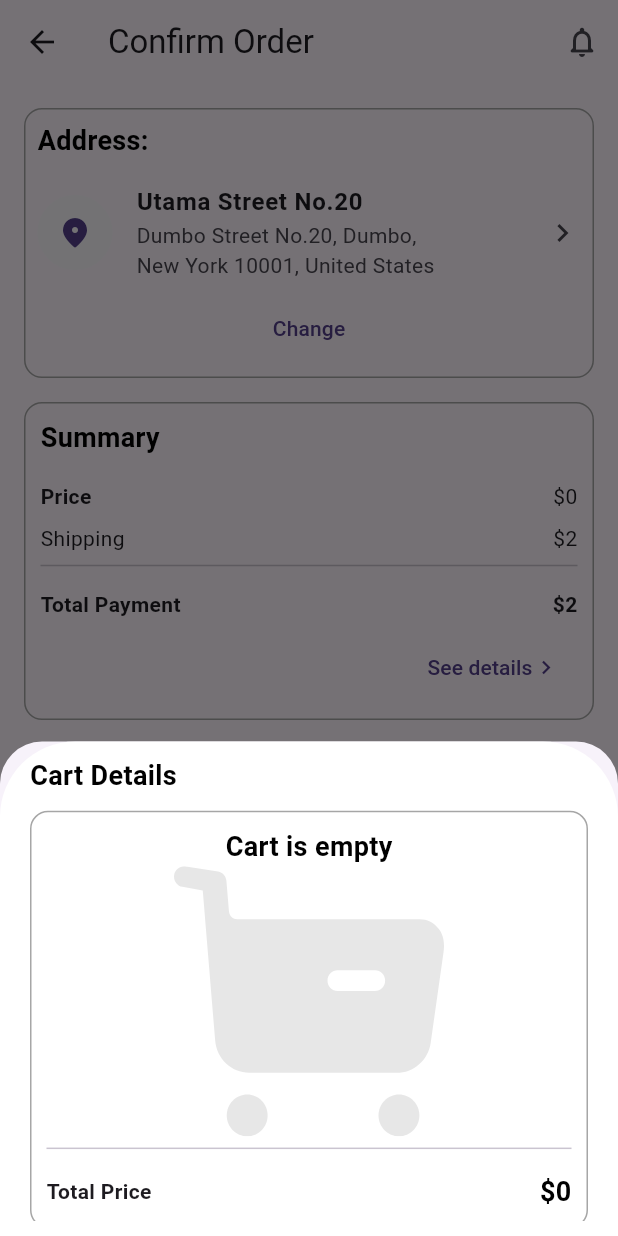
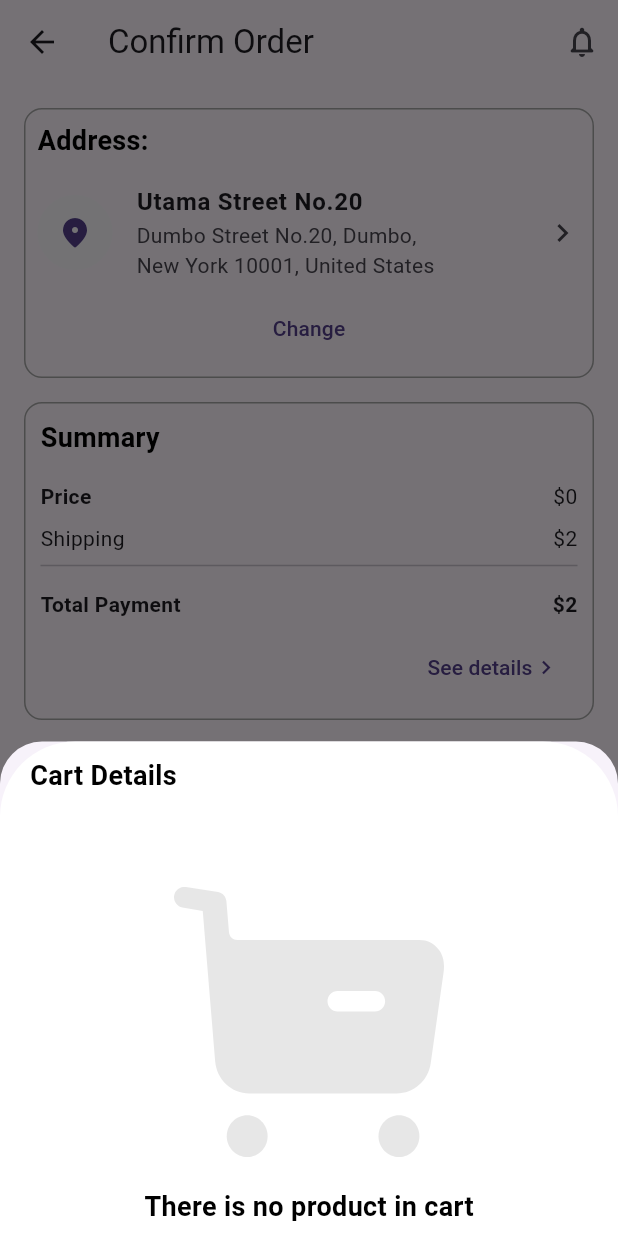
Before and after one commit to ahmedyaser12/bazar, a Flutter app: the ConfirmOrderScreen screen opened directly, after a tap on "See details", on a phone screen of 412 x 824 dp. Run offline on Flutter 3.47's test engine with Material 3 defaults, Android fonts, the phone set to English and light mode, and no system bars; our stand-ins replace bloc, cached_network_image, cloud_firestore, device_preview, dio, dots_indicator and 13 more; missing offline and left inert: flutter_paypal_checkout, read_more_text; accounts and stored records are empty.

Commit message:
finish cartProduct

```diff
--- a/lib/screens/book_detailes_screen/logic/book_details_cubit.dart
+++ b/lib/screens/book_detailes_screen/logic/book_details_cubit.dart
@@ -39,7 +39,7 @@ class BookDetailsCubit extends Cubit<BookDetailsState> {
         'id': bookDetails!.id,
         'num': number,
         'name': bookDetails!.name,
-        'price': int.parse(bookDetails!.id.toString().substring(0, 2)) * number,
+        'price': int.parse(bookDetails!.id.toString().substring(0, 2)),
         'cover': bookDetails!.image,
       });
       //     .setDocument('Card', CacheHelper().getData(key: ApiKey.id), {
--- a/lib/screens/cart_screen/logic/card_screen_state.dart
+++ b/lib/screens/cart_screen/logic/card_screen_state.dart
@@ -20,6 +20,12 @@ class RemoveItem extends CardScreenState {
   RemoveItem(this.cartList, this.totalPrice);
 }
 
+class UpdateNumberOfItems extends CardScreenState {
+  final int totalPrice;
+
+  UpdateNumberOfItems(this.totalPrice);
+}
+
 class AddNum extends CardScreenState {
   final int num;
 
--- a/lib/screens/cart_screen/ui/widget/cart_details.dart
+++ b/lib/screens/cart_screen/ui/widget/cart_details.dart
@@ -8,7 +8,7 @@ import '../../../../core/utils/common_functions.dart';
 import '../../../../core/utils/styles.dart';
 import '../../logic/card_screen_cubit.dart';
 
-class CartDetails extends StatelessWidget {
+class CartDetails extends StatefulWidget {
   List cartList;
   int totalPrice;
   final void Function(int index) onTab;
@@ -20,14 +20,22 @@ class CartDetails extends StatelessWidget {
       required this.onTab});
 
   @override
+  State<CartDetails> createState() => _CartDetailsState();
+}
+
+class _CartDetailsState extends State<CartDetails> {
+  @override
   Widget build(BuildContext context) {
     return BlocBuilder<CardScreenCubit, CardScreenState>(
       builder: (context, state) {
         if (state is RemoveItem) {
-          cartList = state.cartList;
-          totalPrice = state.totalPrice;
-          return cartList.isNotEmpty
-              ? Column(
+          widget.cartList = state.cartList;
+          widget.totalPrice = state.totalPrice;
+        }
+        if (state is UpdateNumberOfItems) {
+          widget.totalPrice = state.totalPrice;
+        }
+        return Column(
           crossAxisAlignment: CrossAxisAlignment.start,
           children: [
             Text(
@@ -35,56 +43,121 @@ class CartDetails extends StatelessWidget {
               style: TextStyles.font18BlackBold,
             ),
             heightSpace(10),
-                    Container(
+            widget.cartList.isNotEmpty
+                ? Container(
                     decoration: BoxDecoration(
                       border: Border.all(
                         color: AppColors.greyColor,
-                          // Color of the border
-                          width: 1, // Width of the border
+                        width: 1,
                       ),
                       borderRadius: BorderRadius.circular(12.0),
                     ),
-                      padding: const EdgeInsets.all(10.0),
+                    padding: const EdgeInsets.all(8.0),
                     child: Column(
                       children: [
                         Column(
-                            children: List.generate(
-                              cartList.length,
-                              (index) => Padding(
+                          children:
+                              List.generate(widget.cartList.length, (index) {
+                            return Padding(
                               padding: const EdgeInsets.only(bottom: 8.0),
                               child: ListTile(
+                                horizontalTitleGap: 5,
                                 contentPadding: EdgeInsets.zero,
                                 leading: Image.network(
-                                    cartList[index]['cover'],
+                                  widget.cartList[index]['cover'],
                                   width: 40,
                                 ),
                                 title: Row(
+                                  mainAxisAlignment:
+                                      MainAxisAlignment.spaceBetween,
                                   children: [
                                     Container(
-                                        constraints:
-                                            const BoxConstraints(maxWidth: 200),
+                                      constraints: BoxConstraints(
+                                          maxWidth: MediaQuery.of(context)
+                                                      .size
+                                                      .width >
+                                                  600
+                                              ? 150
+                                              : 90,
+                                          minWidth: MediaQuery.of(context)
+                                                      .size
+                                                      .width >
+                                                  600
+                                              ? 150
+                                              : 90),
                                       child: Text(
-                                          cartList[index]['name'],
+                                        widget.cartList[index]['name'],
                                         overflow: TextOverflow.ellipsis,
+                                        maxLines: 2,
+                                        style: TextStyles.font14BlackSemi
+                                            .copyWith(fontSize: 12),
                                       ),
                                     ),
-                                      cartList[index]['num'] != 1
-                                          ? Text(
-                                              "  \(${cartList[index]['num'].toString()}\)")
-                                          : Container(),
-                                      widthSpace(
-                                          cartList[index]['num'] != 1 ? 5 : 0),
+                                    Row(
+                                        mainAxisAlignment:
+                                            MainAxisAlignment.center,
+                                        children: <Widget>[
+                                          const Icon(
+                                                  Icons.remove_circle_outline)
+                                              .onTap(() {
+                                            if (widget.cartList[index]['num'] >
+                                                1) {
+                                              int newNum = widget
+                                                      .cartList[index]['num'] -
+                                                  1; // Pre-decrement
+                                              context
+                                                  .read<CardScreenCubit>()
+                                                  .updateNumberOfItems(
+                                                      widget.cartList[index]
+                                                          ['id'],
+                                                      newNum);
+                                              setState(() {
+                                                widget.cartList[index]['num'] =
+                                                    newNum; // Update state to newNum after BLoC
+                                              });
+                                            }
+                                          }),
+                                          widthSpace(3),
+                                          Text(widget.cartList[index]['num']
+                                              .toString()),
+                                          widthSpace(3),
+                                          const Icon(Icons.add_circle_outline)
+                                              .onTap(() {
+                                            int newNum = widget.cartList[index]
+                                                    ['num'] +
+                                                1; // Pre-increment
+                                            context
+                                                .read<CardScreenCubit>()
+                                                .updateNumberOfItems(
+                                                    widget.cartList[index]
+                                                        ['id'],
+                                                    newNum);
+                                            setState(() {
+                                              widget.cartList[index]['num'] =
+                                                  newNum; // Update state to newNum after BLoC
+                                            });
+                                          }),
+                                        ]),
+                                    Row(
+                                      children: [
+                                        Text(
+                                          '\$${(widget.cartList[index]['price'] * widget.cartList[index]['num']).toString()}',
+                                          style: TextStyles.font14BlackSemi,
+                                        ),
+                                        widthSpace(5),
+                                        Icon(
+                                          Icons.delete,
+                                          color: AppColors.redColor,
+                                        ).onTap(() {
+                                          widget.onTab(index);
+                                        })
                                       ],
                                     ),
-                                  trailing: Text(
-                                    '\$${cartList[index]['price'].toString()}',
-                                    style: TextStyles.font14BlackSemi,
-                                  ).onTap(() {
-                                    onTab(index);
-                                  }),
+                                  ],
                                 ),
                               ),
-                            ),
+                            );
+                          }),
                         ),
                         const Divider(),
                         heightSpace(8.0),
@@ -96,111 +169,25 @@ class CartDetails extends StatelessWidget {
                               style: TextStyle(fontWeight: FontWeight.bold),
                             ),
                             Text(
-                                '\$${(totalPrice).toString()}',
+                              '\$${widget.totalPrice.toString()}',
                               style: TextStyles.font18BlackBold,
                             ),
                           ],
                         ),
                       ],
                     ),
-                    ),
-                  ],
                   )
-              : const Center(
-                  child: Text('Cart is empty'),
-                );
-        }
-        return Column(
-          crossAxisAlignment: CrossAxisAlignment.start,
+                : Column(
+                    crossAxisAlignment: CrossAxisAlignment.center,
                     children: [
+                      heightSpace(50.0),
+                      Center(child: SvgPicture.asset('assets/svgs/Group.svg')),
+                      heightSpace(20.0),
                       Text(
-              'Cart Details',
-              style: TextStyles.font18BlackBold,
-            ),
-            heightSpace(10),
-            Container(
-              decoration: BoxDecoration(
-                border: Border.all(
-                  color: AppColors.greyColor,
-                  // Color of the border
-                  width: 1, // Width of the border
-                ),
-                borderRadius: BorderRadius.circular(12.0),
-              ),
-              padding: const EdgeInsets.all(10.0),
-              child: Column(
-                children: [
-                  cartList.isNotEmpty
-                      ? Column(
-                          children: List.generate(
-                            cartList.length,
-                            (index) => Padding(
-                              padding: const EdgeInsets.only(bottom: 8.0),
-                              child: ListTile(
-                                contentPadding: EdgeInsets.zero,
-                                leading: Image.network(
-                                  cartList[index]['cover'],
-                                  width: 40,
-                                ),
-                                title: Row(
-                                  children: [
-                                    Container(
-                                      constraints:
-                                          const BoxConstraints(maxWidth: 200),
-                                      child: Text(
-                                        cartList[index]['name'],
-                                        overflow: TextOverflow.ellipsis,
-                                      ),
-                                    ),
-                                    cartList[index]['num'] != 1
-                                        ? Text(
-                                            "  \(${cartList[index]['num'].toString()}\)")
-                                        : Container(),
-                                    widthSpace(
-                                        cartList[index]['num'] != 1 ? 5 : 0),
-                                  ],
-                                ),
-                                trailing: Text(
-                                  '\$${cartList[index]['price'].toString()}',
-                                  style: TextStyles.font14BlackSemi,
-                                ).onTap(() {
-                                  onTab(index);
-                                }),
-                              ),
-                            ),
-                          ),
-                        )
-                      : Center(
-                          child: Column(
-                            children: [
-                              Text(
-                                'Cart is empty',
-                                style: TextStyles.font18BlackBold,
-                              ),
-                              Center(
-                                child:
-                                    SvgPicture.asset('assets/svgs/Group.svg'),
-                              ),
-                            ],
-                          ),
-                        ),
-                  const Divider(),
-                  heightSpace(8.0),
-                  Row(
-                    mainAxisAlignment: MainAxisAlignment.spaceBetween,
-                    children: <Widget>[
-                      const Text(
-                        'Total Price',
-                        style: TextStyle(fontWeight: FontWeight.bold),
-                      ),
-                      Text(
-                        '\$${(totalPrice).toString()}',
+                        'There is no product in cart',
                         style: TextStyles.font18BlackBold,
                       ),
                     ],
-                  ),
-                ],
-              ),
                   ),
           ],
         );
--- a/lib/screens/cart_screen/ui/widget/summary_widget.dart
+++ b/lib/screens/cart_screen/ui/widget/summary_widget.dart
@@ -1,3 +1,4 @@
+import 'package:book_shop/core/utils/extintions.dart';
 import 'package:book_shop/core/widget/bottom_sheet.dart';
 import 'package:book_shop/screens/cart_screen/logic/card_screen_cubit.dart';
 import 'package:book_shop/screens/cart_screen/ui/widget/cart_details.dart';
@@ -86,8 +87,8 @@ class SummaryWidget extends StatelessWidget {
                       style: TextButton.styleFrom(
                         foregroundColor: AppColors.primary, // Text color
                       ),
-                      onPressed: () {
-                        bottomSheet(
+                      onPressed: () async {
+                        await bottomSheet(
                           context,
                           buildBody: BlocProvider.value(
                             value: locator<CardScreenCubit>(),
@@ -102,6 +103,7 @@ class SummaryWidget extends StatelessWidget {
                             ),
                           ),
                         );
+                        context.read<CardScreenCubit>().getCartDetails();
                       },
                       child: const Row(
                         mainAxisSize: MainAxisSize.min,
```
Also changed, not shown: lib/screens/cart_screen/logic/card_screen_cubit.dart (+9 -14 lines), lib/services/firebase_service.dart (+23 -0 lines). Lines whose indentation alone changed are shown as unchanged.
